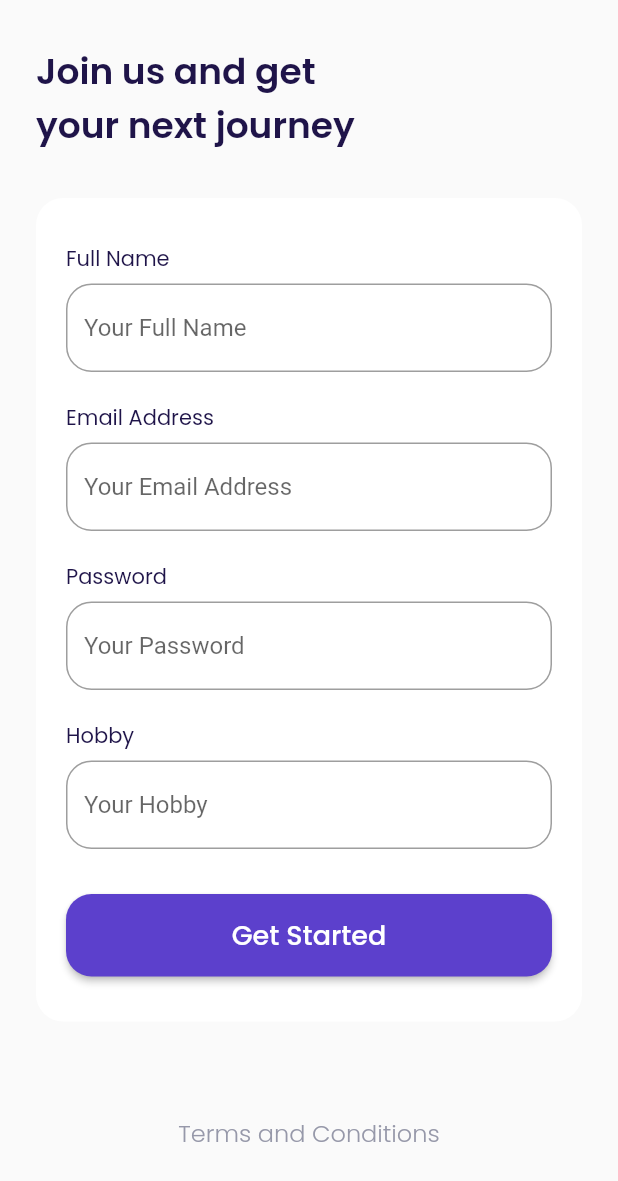
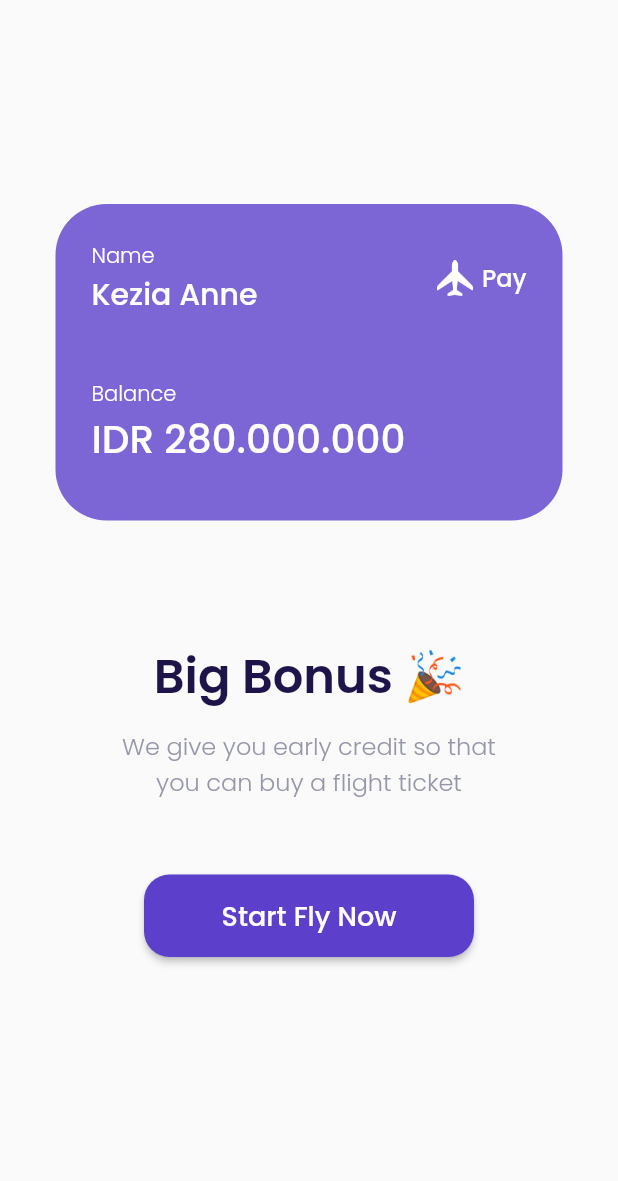
Before and after one commit to YudaDwi/airplane2, a Flutter app: the SignUpPage screen opened by its route, after a tap on "Get Started", on a phone screen of 412 x 824 dp. Shown: the top 1181 px of the screen. Run offline on Flutter 3.47's test engine with Material 2 defaults, Android fonts, the phone set to English and light mode, and no system bars; our stand-ins replace google_fonts.

Commit message:
8 bonus page

```diff
--- a/airplane2/lib/main.dart
+++ b/airplane2/lib/main.dart
@@ -16,6 +16,7 @@ class MyApp extends StatelessWidget {
         '/': (context) => SplashPage(),
         '/get-started': (context) => GetStarted(),
         '/sign-up': (context) => SignUpPage(),
+        '/bonus': (context) => BonusPage(),
       },
     );
   }
--- /dev/null
+++ b/airplane2/lib/ui/pages/bonus_page.dart
@@ -0,0 +1,113 @@
+part of 'pages.dart';
+
+class BonusPage extends StatelessWidget {
+  const BonusPage({Key? key}) : super(key: key);
+
+  @override
+  Widget build(BuildContext context) {
+    Widget bonusCard() {
+      return Container(
+        margin: EdgeInsets.symmetric(horizontal: 37),
+        height: 211,
+        width: double.infinity,
+        padding: EdgeInsets.symmetric(
+            horizontal: defautlMargin, vertical: defautlMargin),
+        decoration: BoxDecoration(
+            color: kPrimaryColor.withOpacity(0.8),
+            borderRadius: BorderRadius.circular(34)),
+        child: Column(
+          crossAxisAlignment: CrossAxisAlignment.start,
+          children: [
+            Row(
+              children: [
+                Expanded(
+                  child: Column(
+                    crossAxisAlignment: CrossAxisAlignment.start,
+                    children: [
+                      Text(
+                        'Name',
+                        style: whiteTextStyle.copyWith(fontWeight: light),
+                      ),
+                      Text(
+                        'Kezia Anne',
+                        style: whiteTextStyle.copyWith(
+                            fontSize: 20, fontWeight: medium),
+                        overflow: TextOverflow.ellipsis,
+                      )
+                    ],
+                  ),
+                ),
+                Container(
+                  height: 24,
+                  width: 24,
+                  margin: EdgeInsets.only(right: 6),
+                  decoration: BoxDecoration(
+                      image: DecorationImage(
+                          image: AssetImage('assets/icon_plane.png'))),
+                ),
+                Text(
+                  'Pay',
+                  style:
+                      whiteTextStyle.copyWith(fontSize: 16, fontWeight: medium),
+                )
+              ],
+            ),
+            SizedBox(
+              height: 41,
+            ),
+            Text(
+              'Balance',
+              style: whiteTextStyle.copyWith(fontWeight: light),
+            ),
+            Text(
+              'IDR 280.000.000',
+              style: whiteTextStyle.copyWith(fontSize: 26, fontWeight: medium),
+            )
+          ],
+        ),
+      );
+    }
+
+    Widget subtitle() {
+      return Container(
+        margin: EdgeInsets.only(top: 80),
+        child: Column(
+          children: [
+            Text(
+              'Big Bonus 🎉',
+              style:
+                  blackTextStyle.copyWith(fontSize: 32, fontWeight: semibold),
+            ),
+            SizedBox(
+              height: 10,
+            ),
+            Text(
+              'We give you early credit so that\nyou can buy a flight ticket',
+              style: greyTextStyle.copyWith(fontSize: 16, fontWeight: light),
+              textAlign: TextAlign.center,
+            )
+          ],
+        ),
+      );
+    }
+
+    Widget startButton() {
+      return CustomButton(
+        title: 'Start Fly Now',
+        onPresed: () {},
+        margin: EdgeInsets.symmetric(vertical: 50),
+        width: 220,
+      );
+    }
+
+    return Scaffold(
+      backgroundColor: kBackgroundColor,
+      body: Center(
+        child: Column(
+          mainAxisAlignment: MainAxisAlignment.center,
+          children: [bonusCard(), subtitle(), startButton()],
+        ),
+      ),
+    );
+  }
+}
--- a/airplane2/lib/ui/pages/pages.dart
+++ b/airplane2/lib/ui/pages/pages.dart
@@ -7,3 +7,4 @@ import 'package:flutter/material.dart';
 part 'splash_page.dart';
 part 'get_started.dart';
 part 'sign_up_page.dart';
+part 'bonus_page.dart';
--- a/airplane2/lib/ui/pages/sign_up_page.dart
+++ b/airplane2/lib/ui/pages/sign_up_page.dart
@@ -32,7 +32,9 @@ class SignUpPage extends StatelessWidget {
             CustomTextFormField(title: 'Hobby', hintText: 'Your Hobby'),
             CustomButton(
               title: 'Get Started',
-              onPresed: () {},
+              onPresed: () {
+                Navigator.pushNamed(context, '/bonus');
+              },
               margin: EdgeInsets.only(top: 10),
             )
           ],
```
